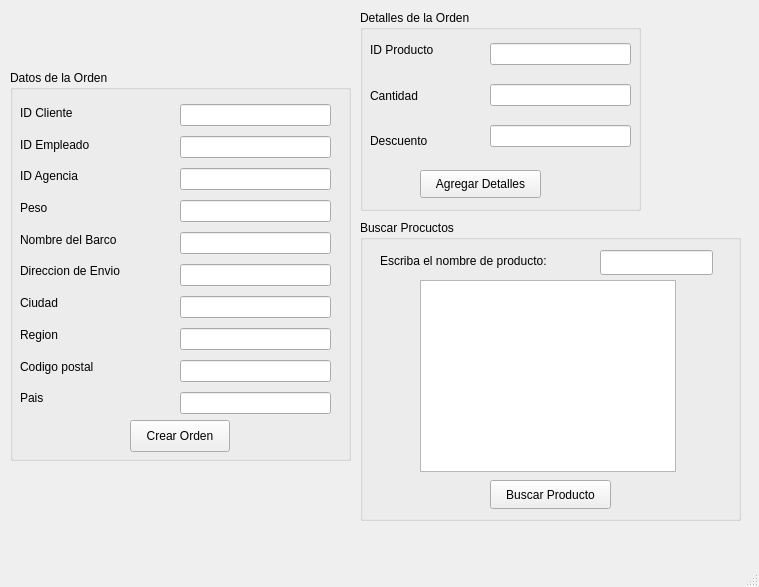
Above: mainwindow.ui from jairoaguilarts/Desktop-App-Proyect before the change. Below: the same form after it.
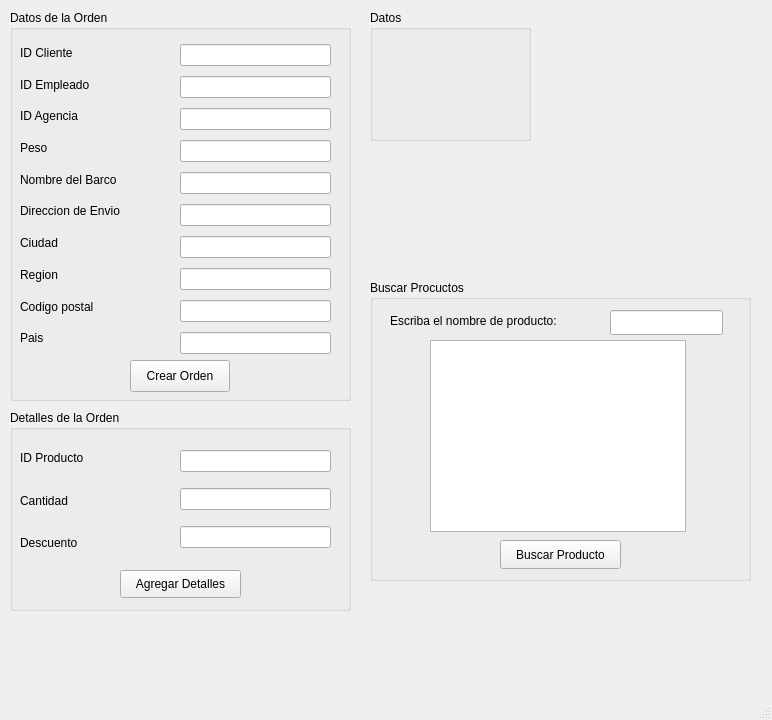
That is the form after the change.

```diff
--- a/mainwindow.ui
+++ b/mainwindow.ui
@@ -6,8 +6,8 @@
    <rect>
     <x>0</x>
     <y>0</y>
-    <width>759</width>
-    <height>587</height>
+    <width>772</width>
+    <height>720</height>
    </rect>
   </property>
   <property name="windowTitle">
@@ -18,7 +18,7 @@
     <property name="geometry">
      <rect>
       <x>10</x>
-      <y>70</y>
+      <y>10</y>
       <width>341</width>
       <height>391</height>
      </rect>
@@ -167,9 +167,9 @@
    <widget class="QGroupBox" name="groupBox_2">
     <property name="geometry">
      <rect>
-      <x>360</x>
-      <y>10</y>
-      <width>281</width>
+      <x>10</x>
+      <y>410</y>
+      <width>341</width>
       <height>201</height>
      </rect>
     </property>
@@ -180,9 +180,9 @@
      <property name="geometry">
       <rect>
        <x>10</x>
-       <y>20</y>
-       <width>111</width>
-       <height>131</height>
+       <y>30</y>
+       <width>151</width>
+       <height>121</height>
       </rect>
      </property>
      <layout class="QVBoxLayout" name="verticalLayout_3">
@@ -212,10 +212,10 @@
     <widget class="QWidget" name="verticalLayoutWidget_4">
      <property name="geometry">
       <rect>
-       <x>130</x>
-       <y>20</y>
-       <width>141</width>
-       <height>131</height>
+       <x>170</x>
+       <y>30</y>
+       <width>151</width>
+       <height>121</height>
       </rect>
      </property>
      <layout class="QVBoxLayout" name="verticalLayout_4">
@@ -233,7 +233,7 @@
     <widget class="QPushButton" name="PB_agregardetalles">
      <property name="geometry">
       <rect>
-       <x>60</x>
+       <x>110</x>
        <y>160</y>
        <width>121</width>
        <height>28</height>
@@ -247,8 +247,8 @@
    <widget class="QGroupBox" name="groupBox_3">
     <property name="geometry">
      <rect>
-      <x>360</x>
-      <y>220</y>
+      <x>370</x>
+      <y>280</y>
       <width>381</width>
       <height>301</height>
      </rect>
@@ -303,6 +303,52 @@
      </property>
     </widget>
    </widget>
+   <widget class="QGroupBox" name="groupBox_4">
+    <property name="geometry">
+     <rect>
+      <x>370</x>
+      <y>10</y>
+      <width>161</width>
+      <height>131</height>
+     </rect>
+    </property>
+    <property name="title">
+     <string>Datos</string>
+    </property>
+    <widget class="QWidget" name="verticalLayoutWidget_5">
+     <property name="geometry">
+      <rect>
+       <x>10</x>
+       <y>30</y>
+       <width>131</width>
+       <height>81</height>
+      </rect>
+     </property>
+     <layout class="QVBoxLayout" name="verticalLayout_5">
+      <item>
+       <widget class="QLabel" name="LB_nombreCliente">
+        <property name="text">
+         <string/>
+        </property>
+       </widget>
+      </item>
+      <item>
+       <widget class="QLabel" name="LB_nombreEmpleado">
+        <property name="text">
+         <string/>
+        </property>
+       </widget>
+      </item>
+      <item>
+       <widget class="QLabel" name="LB_nombreAgencia">
+        <property name="text">
+         <string/>
+        </property>
+       </widget>
+      </item>
+     </layout>
+    </widget>
+   </widget>
   </widget>
   <widget class="QMenuBar" name="menubar">
    <property name="geometry">
```
Left out of the diff: 2 changed lines with no effect on the pictures.
